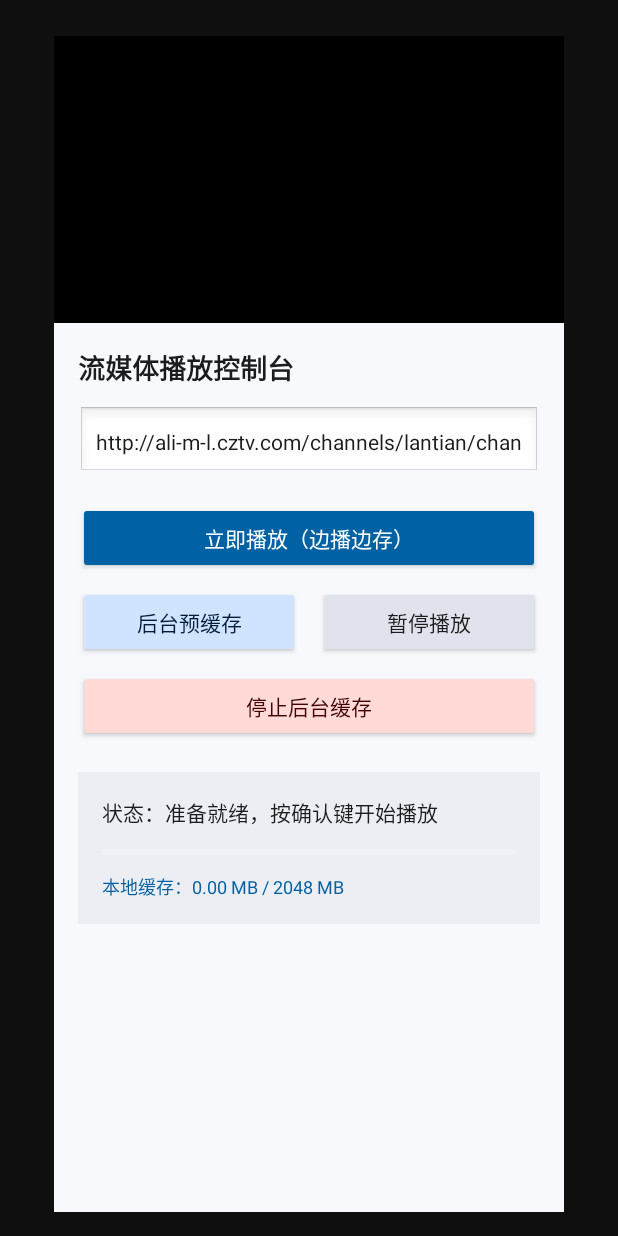
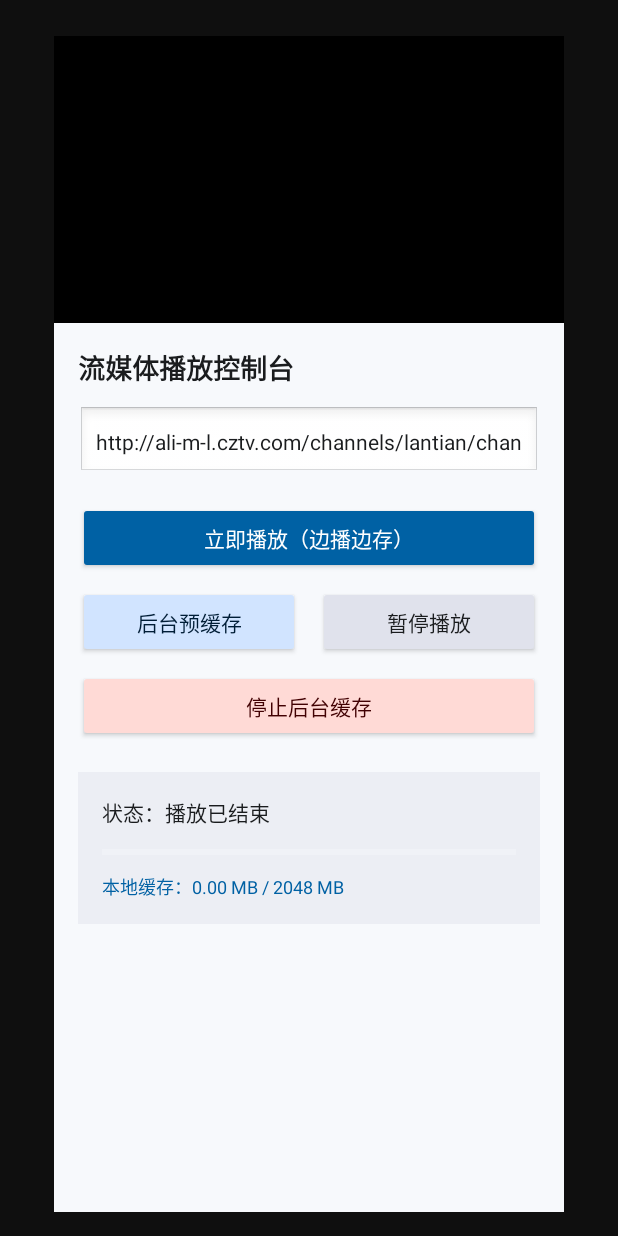
Before and after one commit to pacoblack/TouYingApp, an Android app: the screen it shows after launch (MainActivity), on a phone screen of 412 x 824 dp. Run offline under Robolectric (Android 15) with nearby library versions, the phone set to English and light mode, and no system bars; our stand-ins replace data binding; libraries missing offline, so code that uses them is left out: com.tencent.mmkv, fi.iki.elonen; 6 statements that could not run were skipped.

Commit message:
修改为自动播放

```diff
--- a/app/src/main/java/com/find/gang/file/ui/fragment/VideoFragment.kt
+++ b/app/src/main/java/com/find/gang/file/ui/fragment/VideoFragment.kt
@@ -100,20 +100,28 @@ class VideoFragment : BaseTvFragment<FragmentVideoBinding>() {
         })
     }
 
+    override fun onCreate(savedInstanceState: Bundle?) {
+        super.onCreate(savedInstanceState)
+        hasHandledInitialUrl = savedInstanceState?.getBoolean("has_handled_initial_url", false) ?: false
+    }
+
+    override fun onSaveInstanceState(outState: Bundle) {
+        super.onSaveInstanceState(outState)
+        outState.putBoolean("has_handled_initial_url", hasHandledInitialUrl)
+    }
+
     /** 解析外部传入的参数并触发初始行为 */
     private fun handleInitialArguments() {
         val passedUrl = arguments?.getString(ARG_STREAM_URL)?.trim()
         val autoPlay = arguments?.getBoolean(ARG_AUTO_PLAY, true) ?: true
 
-        if (!passedUrl.isNullOrBlank()) {
-            binding.etStreamUrl.setText(passedUrl)
-            // 防止配置变更重建时重复触发
-            if (autoPlay && !hasHandledInitialUrl) {
-                hasHandledInitialUrl = true
-                playerViewModel.dispatch(VideoAction.Play(passedUrl))
-            }
-        } else {
-            binding.etStreamUrl.setText(DEFAULT_TEST_URL)
+        // 未传参时兜底使用默认测试地址
+        val targetUrl = if (!passedUrl.isNullOrBlank()) passedUrl else DEFAULT_TEST_URL
+        binding.etStreamUrl.setText(targetUrl)
+
+        if (autoPlay && !hasHandledInitialUrl) {
+            hasHandledInitialUrl = true
+            playerViewModel.dispatch(VideoAction.Play(targetUrl))
         }
     }
 
```
